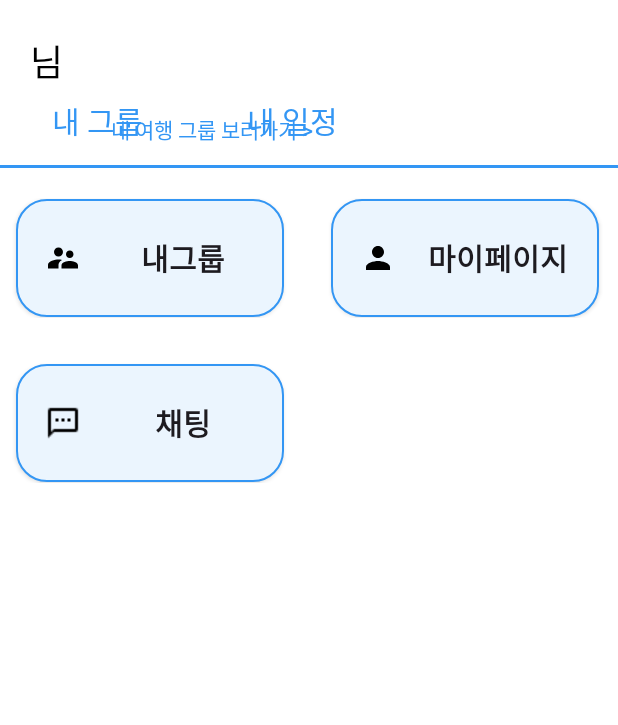
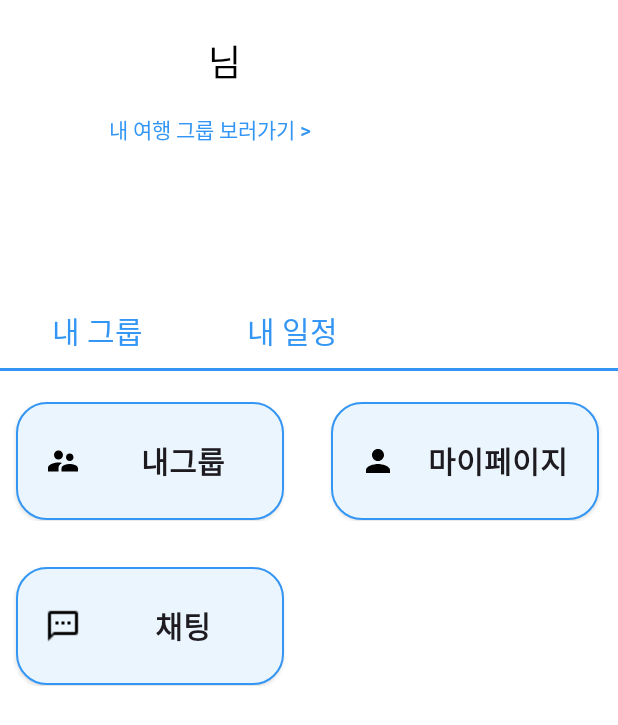
Before and after one commit to jvlover/JourneyMate, an Android app: the ToolbarActivity screen opened directly, with no data from a screen before it, on a phone screen of 412 x 824 dp. Shown: the top 725 px of the screen. Run offline under Robolectric (Android 15) with nearby library versions, the phone set to English and light mode, and no system bars; our stand-ins replace CircleImageView.

Commit message:
Feat : 메뉴페이지 제작
- 정보 띄우고 버튼 누르면 이동하도록 제작

```diff
--- a/journeymate/app/src/main/java/com/ssafy/journeymate/MainActivity.kt
+++ b/journeymate/app/src/main/java/com/ssafy/journeymate/MainActivity.kt
@@ -12,7 +12,6 @@ import androidx.navigation.ui.AppBarConfiguration
 import androidx.navigation.ui.navigateUp
 import androidx.navigation.ui.setupActionBarWithNavController
 import com.ssafy.journeymate.databinding.ActivityMainBinding
-import com.ssafy.journeymate.user.MyPageActivity
 
 class MainActivity : AppCompatActivity() {
 
@@ -39,6 +38,7 @@ class MainActivity : AppCompatActivity() {
 //
 //        val intent = Intent(this, MateRegistActivity::class.java)
 
+        startActivity(Intent(this, ToolbarActivity::class.java))
     }
 
     override fun onCreateOptionsMenu(menu: Menu): Boolean {
--- a/journeymate/app/src/main/java/com/ssafy/journeymate/ToolbarActivity.kt
+++ b/journeymate/app/src/main/java/com/ssafy/journeymate/ToolbarActivity.kt
@@ -1,11 +1,79 @@
 package com.ssafy.journeymate
 
+import android.content.Intent
+import android.graphics.Bitmap
+import android.graphics.BitmapFactory
+import android.os.Bundle
+import android.widget.ImageView
 import androidx.appcompat.app.AppCompatActivity
-import android.os.Bundle
+import androidx.appcompat.widget.AppCompatButton
+import com.ssafy.journeymate.databinding.ActivityToolbarBinding
+import com.ssafy.journeymate.global.App
+import com.ssafy.journeymate.user.MyPageActivity
+import java.io.IOException
+import java.io.InputStream
+import java.net.HttpURLConnection
+import java.net.MalformedURLException
+import java.net.URL
 
 class ToolbarActivity : AppCompatActivity() {
-    override fun onCreate(savedInstanceState: Bundle?) {
-        super.onCreate(savedInstanceState)
-        setContentView(R.layout.activity_toolbar)
+
+    private val binding by lazy { ActivityToolbarBinding.inflate(layoutInflater) }
+    override fun onPostCreate(savedInstanceState: Bundle?) {
+        super.onPostCreate(savedInstanceState)
+        setContentView(binding.root)
+
+        var imageView: ImageView? = binding.imgProfile;
+        var bitmap: Bitmap? = null
+
+        binding.txtName.text = App.INSTANCE.nickname
+
+        val uThread: Thread = object : Thread() {
+            override fun run() {
+                try {
+                    val url = URL("${App.INSTANCE.profileImg}")
+                    // 이미지 URL 경로
+
+                    // web에서 이미지를 가져와 ImageView에 저장할 Bitmap을 만든다.
+                    val conn: HttpURLConnection = url.openConnection() as HttpURLConnection
+                    conn.doInput = true // 서버로부터 응답 수신
+                    conn.connect() // 연결된 곳에 접속할 때 (connect() 호출해야 실제 통신 가능함)
+
+                    val `is`: InputStream = conn.inputStream // inputStream 값 가져오기
+                    bitmap = BitmapFactory.decodeStream(`is`) // Bitmap으로 변환
+
+                } catch (e: MalformedURLException) {
+                    e.printStackTrace()
+                } catch (e: IOException) {
+                    e.printStackTrace()
+                }
+            }
+        }
+        uThread.start() // 작업 Thread 실행
+        try {
+            // 메인 Thread는 별도의 작업 Thread가 작업을 완료할 때까지 대기해야 한다.
+            // join() 호출하여 별도의 작업 Thread가 종료될 때까지 메인 Thread가 기다리도록 한다.
+            // join() 메서드는 InterruptedException을 발생시킨다.
+            uThread.join()
+            // 작업 Thread에서 이미지를 불러오는 작업을 완료한 뒤
+            // UI 작업을 할 수 있는 메인 Thread에서 ImageView에 이미지 지정
+            imageView?.setImageBitmap(bitmap)
+        } catch (e: InterruptedException) {
+            e.printStackTrace()
+        }
+
+        val myGroupButton: AppCompatButton = findViewById(R.id.btnMyGroup)
+        val myGroupButton2: AppCompatButton = findViewById(R.id.btnMyGroup2)
+        val myPageButton: AppCompatButton = findViewById(R.id.btnMypage)
+
+        myGroupButton.setOnClickListener {
+            startActivity(Intent(this, MyPageActivity::class.java))
+        }
+        myGroupButton2.setOnClickListener {
+            startActivity(Intent(this, MyPageActivity::class.java))
+        }
+        myPageButton.setOnClickListener {
+            startActivity(Intent(this, MyPageActivity::class.java))
+        }
     }
 }
--- a/journeymate/app/src/main/res/layout/activity_toolbar.xml
+++ b/journeymate/app/src/main/res/layout/activity_toolbar.xml
@@ -9,19 +9,23 @@
 
     <LinearLayout
         android:id="@+id/linearLayout2"
-        android:layout_width="match_parent"
-        android:layout_height="wrap_content"
+        android:layout_width="0dp"
+        android:layout_height="140dp"
+        android:layout_marginBottom="13dp"
         android:orientation="horizontal"
-        tools:layout_editor_absoluteX="410dp">
+        app:layout_constraintBottom_toTopOf="@+id/linearLayout3"
+        app:layout_constraintEnd_toEndOf="parent"
+        app:layout_constraintStart_toStartOf="parent"
+        app:layout_constraintTop_toTopOf="parent">
 
         <LinearLayout
-            android:layout_width="283dp"
+            android:layout_width="wrap_content"
             android:layout_height="match_parent"
             android:gravity="center_horizontal"
             android:orientation="vertical">
 
             <LinearLayout
-                android:layout_width="match_parent"
+                android:layout_width="wrap_content"
                 android:layout_height="42dp"
                 android:layout_marginTop="20dp"
                 android:orientation="horizontal">
@@ -50,8 +54,8 @@
             </LinearLayout>
 
             <androidx.appcompat.widget.AppCompatButton
-                android:id="@+id/btnMygroup"
-                android:layout_width="242dp"
+                android:id="@+id/btnMyGroup"
+                android:layout_width="280dp"
                 android:layout_height="wrap_content"
                 android:background="@android:color/transparent"
                 android:text="내 여행 그룹 보러가기 >"
@@ -61,20 +65,20 @@
 
         <de.hdodenhof.circleimageview.CircleImageView
             android:id="@+id/imgProfile"
-            android:layout_width="match_parent"
-            android:layout_height="match_parent"
-            android:layout_weight="1"
+            android:layout_width="wrap_content"
+            android:layout_height="wrap_content"
+            android:layout_weight="0"
             android:padding="15dp"
             tools:src="@tools:sample/avatars" />
     </LinearLayout>
 
     <LinearLayout
         android:id="@+id/linearLayout3"
-        android:layout_width="match_parent"
-        android:layout_height="100dp"
+        android:layout_width="wrap_content"
+        android:layout_height="wrap_content"
         android:orientation="horizontal"
-        tools:layout_editor_absoluteX="1dp"
-        tools:layout_editor_absoluteY="170dp">
+        app:layout_constraintStart_toStartOf="parent"
+        app:layout_constraintTop_toBottomOf="@+id/linearLayout2">
 
         <LinearLayout
             android:layout_width="130dp"
@@ -131,11 +135,13 @@
     </LinearLayout>
 
     <LinearLayout
-        android:layout_width="match_parent"
+        android:id="@+id/linearLayout4"
+        android:layout_width="0dp"
         android:layout_height="wrap_content"
         android:orientation="vertical"
-        app:layout_constraintTop_toBottomOf="@+id/linearLayout3"
-        tools:layout_editor_absoluteX="1dp">
+        app:layout_constraintEnd_toEndOf="parent"
+        app:layout_constraintStart_toStartOf="parent"
+        app:layout_constraintTop_toBottomOf="@+id/linearLayout3">
 
         <View
             android:id="@+id/line10"
@@ -152,7 +158,7 @@
             android:orientation="horizontal">
 
             <androidx.appcompat.widget.AppCompatButton
-                android:id="@+id/btnMyGroup"
+                android:id="@+id/btnMyGroup2"
                 android:layout_width="180dp"
                 android:layout_height="80dp"
                 android:layout_marginLeft="10dp"
```
